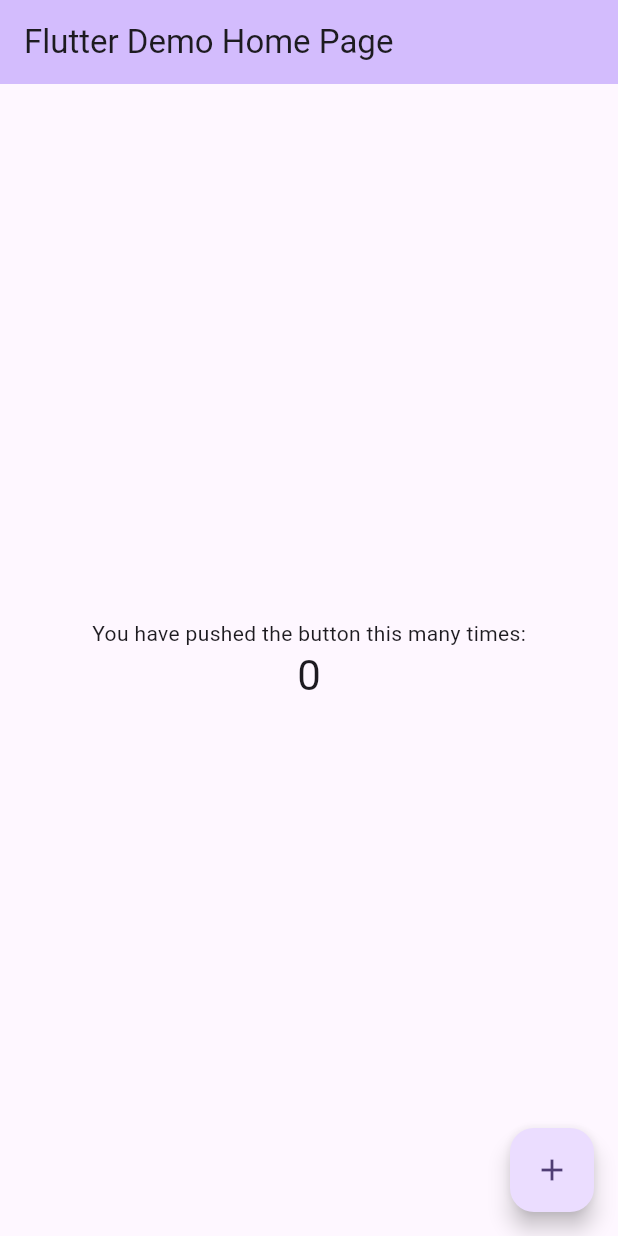
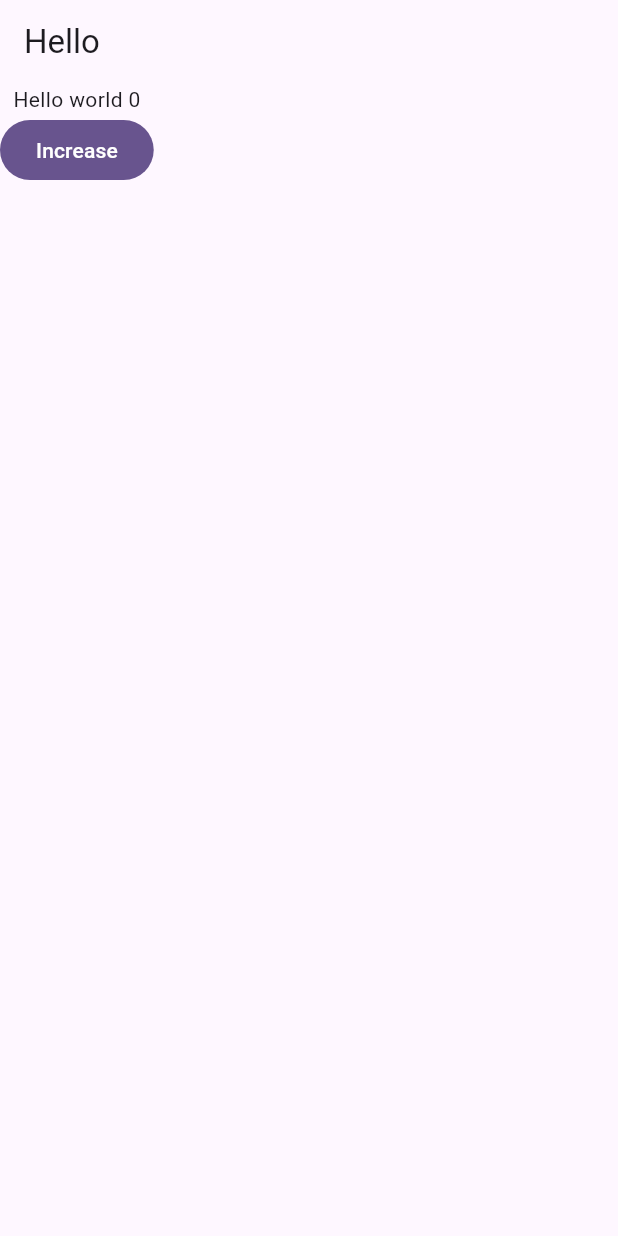
Before and after one commit to tanint/flutter_getx, a Flutter app: the screen it shows after launch, on a phone screen of 412 x 824 dp. Run offline on Flutter 3.47's test engine with Material 3 defaults, Android fonts, the phone set to English and light mode, and no system bars; our stand-ins replace get.

Commit message:
feat: simple count

```diff
--- a/lib/main.dart
+++ b/lib/main.dart
@@ -1,4 +1,7 @@
 import 'package:flutter/material.dart';
+import 'package:get/instance_manager.dart';
+import 'package:get/route_manager.dart';
+import 'package:get/state_manager.dart';
 
 void main() {
   runApp(const MyApp());
@@ -10,116 +13,42 @@ class MyApp extends StatelessWidget {
   // This widget is the root of your application.
   @override
   Widget build(BuildContext context) {
-    return MaterialApp(
+    return GetMaterialApp(
       title: 'Flutter Demo',
       theme: ThemeData(
-        // This is the theme of your application.
-        //
-        // TRY THIS: Try running your application with "flutter run". You'll see
-        // the application has a purple toolbar. Then, without quitting the app,
-        // try changing the seedColor in the colorScheme below to Colors.green
-        // and then invoke "hot reload" (save your changes or press the "hot
-        // reload" button in a Flutter-supported IDE, or press "r" if you used
-        // the command line to start the app).
-        //
-        // Notice that the counter didn't reset back to zero; the application
-        // state is not lost during the reload. To reset the state, use hot
-        // restart instead.
-        //
-        // This works for code too, not just values: Most code changes can be
-        // tested with just a hot reload.
         colorScheme: ColorScheme.fromSeed(seedColor: Colors.deepPurple),
         useMaterial3: true,
       ),
-      home: const MyHomePage(title: 'Flutter Demo Home Page'),
+      home: Home(),
     );
   }
 }
 
-class MyHomePage extends StatefulWidget {
-  const MyHomePage({super.key, required this.title});
-
-  // This widget is the home page of your application. It is stateful, meaning
-  // that it has a State object (defined below) that contains fields that affect
-  // how it looks.
-
-  // This class is the configuration for the state. It holds the values (in this
-  // case the title) provided by the parent (in this case the App widget) and
-  // used by the build method of the State. Fields in a Widget subclass are
-  // always marked "final".
-
-  final String title;
-
-  @override
-  State<MyHomePage> createState() => _MyHomePageState();
+class Controller extends GetxController {
+  var count = 0.obs;
+  increment() => count++;
 }
 
-class _MyHomePageState extends State<MyHomePage> {
-  int _counter = 0;
-
-  void _incrementCounter() {
-    setState(() {
-      // This call to setState tells the Flutter framework that something has
-      // changed in this State, which causes it to rerun the build method below
-      // so that the display can reflect the updated values. If we changed
-      // _counter without calling setState(), then the build method would not be
-      // called again, and so nothing would appear to happen.
-      _counter++;
-    });
-  }
-
+class Home extends StatelessWidget {
   @override
   Widget build(BuildContext context) {
-    // This method is rerun every time setState is called, for instance as done
-    // by the _incrementCounter method above.
-    //
-    // The Flutter framework has been optimized to make rerunning build methods
-    // fast, so that you can just rebuild anything that needs updating rather
-    // than having to individually change instances of widgets.
+    final Controller c = Get.put(Controller());
+
     return Scaffold(
       appBar: AppBar(
-        // TRY THIS: Try changing the color here to a specific color (to
-        // Colors.amber, perhaps?) and trigger a hot reload to see the AppBar
-        // change color while the other colors stay the same.
-        backgroundColor: Theme.of(context).colorScheme.inversePrimary,
         // Here we take the value from the MyHomePage object that was created by
         // the App.build method, and use it to set our appbar title.
-        title: Text(widget.title),
+        title: const Text("Hello"),
       ),
-      body: Center(
-        // Center is a layout widget. It takes a single child and positions it
-        // in the middle of the parent.
+      body: SafeArea(
         child: Column(
-          // Column is also a layout widget. It takes a list of children and
-          // arranges them vertically. By default, it sizes itself to fit its
-          // children horizontally, and tries to be as tall as its parent.
-          //
-          // Column has various properties to control how it sizes itself and
-          // how it positions its children. Here we use mainAxisAlignment to
-          // center the children vertically; the main axis here is the vertical
-          // axis because Columns are vertical (the cross axis would be
-          // horizontal).
-          //
-          // TRY THIS: Invoke "debug painting" (choose the "Toggle Debug Paint"
-          // action in the IDE, or press "p" in the console), to see the
-          // wireframe for each widget.
-          mainAxisAlignment: MainAxisAlignment.center,
-          children: <Widget>[
-            const Text(
-              'You have pushed the button this many times:',
-            ),
-            Text(
-              '$_counter',
-              style: Theme.of(context).textTheme.headlineMedium,
-            ),
+          children: [
+            Obx(() => Text("Hello world ${c.count}")),
+            FilledButton(
+                onPressed: () => c.increment(), child: const Text("Increase"))
           ],
         ),
       ),
-      floatingActionButton: FloatingActionButton(
-        onPressed: _incrementCounter,
-        tooltip: 'Increment',
-        child: const Icon(Icons.add),
-      ), // This trailing comma makes auto-formatting nicer for build methods.
     );
   }
 }
```
Also changed, not shown: 2 other files.
